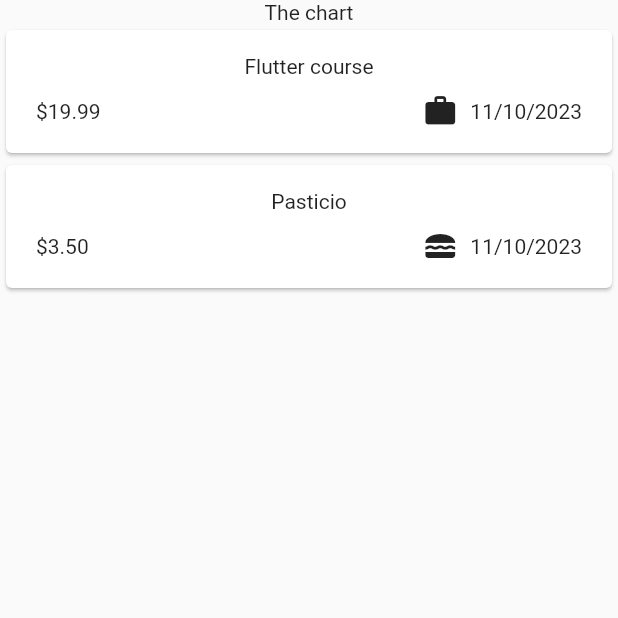
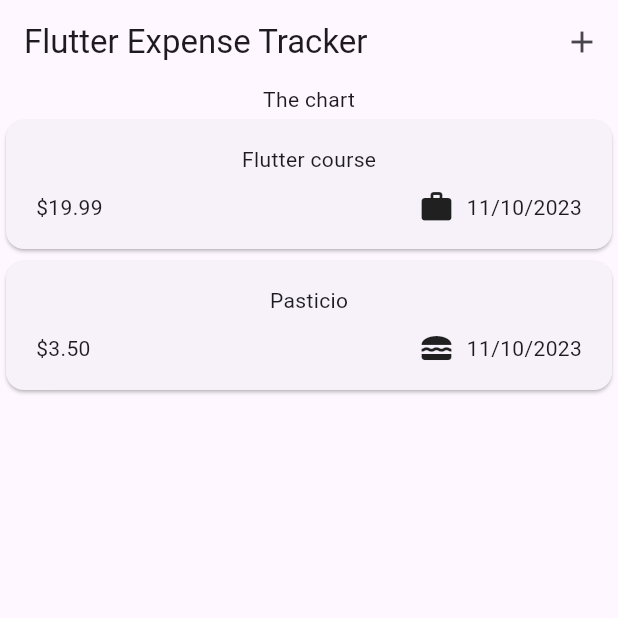
Before and after one commit to abouzia/expenses_tracker, a Flutter app: the screen it shows after launch, on a phone screen of 412 x 824 dp, the top half of it. Run offline on Flutter 3.47's test engine with Material 2 defaults, Android fonts, the phone set to English and light mode, and no system bars.

Commit message:
migrate to material 3 and added appbar

```diff
--- a/lib/main.dart
+++ b/lib/main.dart
@@ -3,6 +3,9 @@ import 'package:flutter/material.dart';
 
 void main() {
   runApp(
-    const Expenses(),
+    MaterialApp(
+      theme: ThemeData(useMaterial3: true),
+      home: const Expenses(),
+    ),
   );
 }
--- a/lib/widgets/expenses.dart
+++ b/lib/widgets/expenses.dart
@@ -29,8 +29,16 @@ class _ExpensesState extends State<Expenses> {
 
   @override
   Widget build(BuildContext context) {
-    return MaterialApp(
-      home: Scaffold(
+    return Scaffold(
+        appBar: AppBar(
+          title: const Text('Flutter Expense Tracker'),
+          actions: [
+            IconButton(
+              onPressed: () {},
+              icon: const Icon(Icons.add),
+            )
+          ],
+        ),
         body: Center(
           child: Column(
             children: [
@@ -40,7 +48,6 @@ class _ExpensesState extends State<Expenses> {
               ),
             ],
           ),
-      )),
-    );
+        ));
   }
 }
```
Lines whose indentation alone changed are shown as unchanged.
